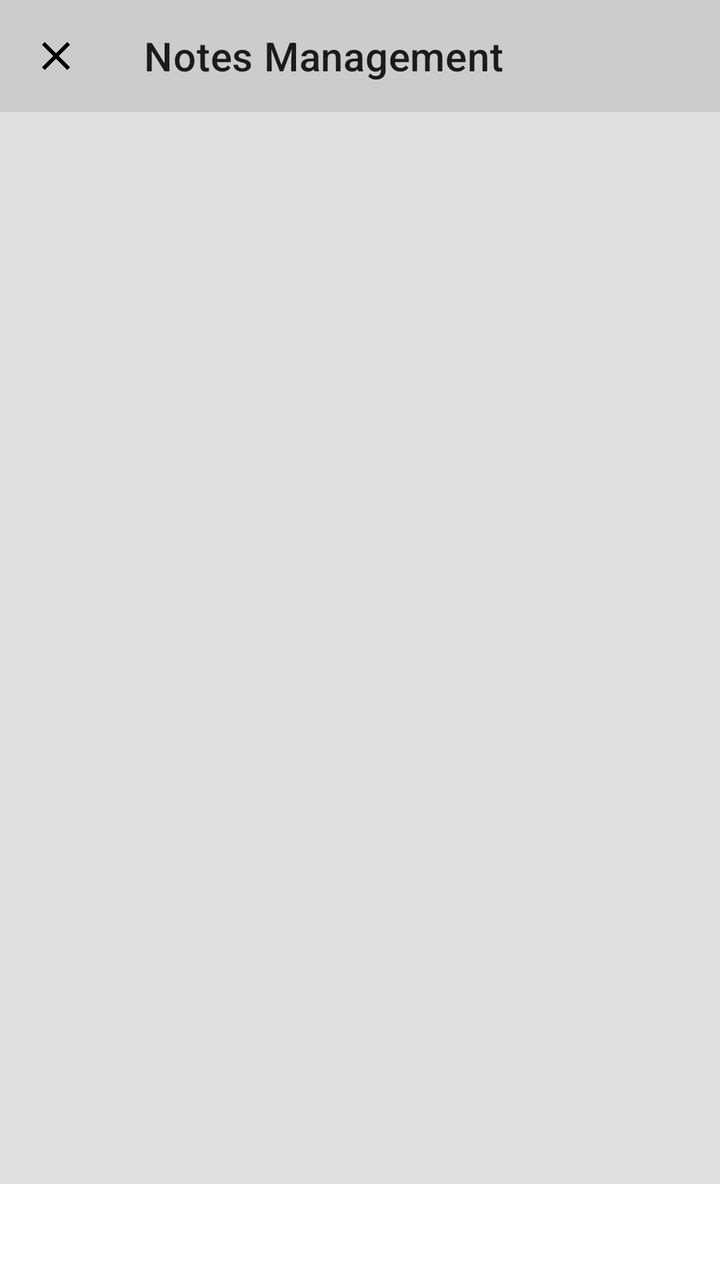
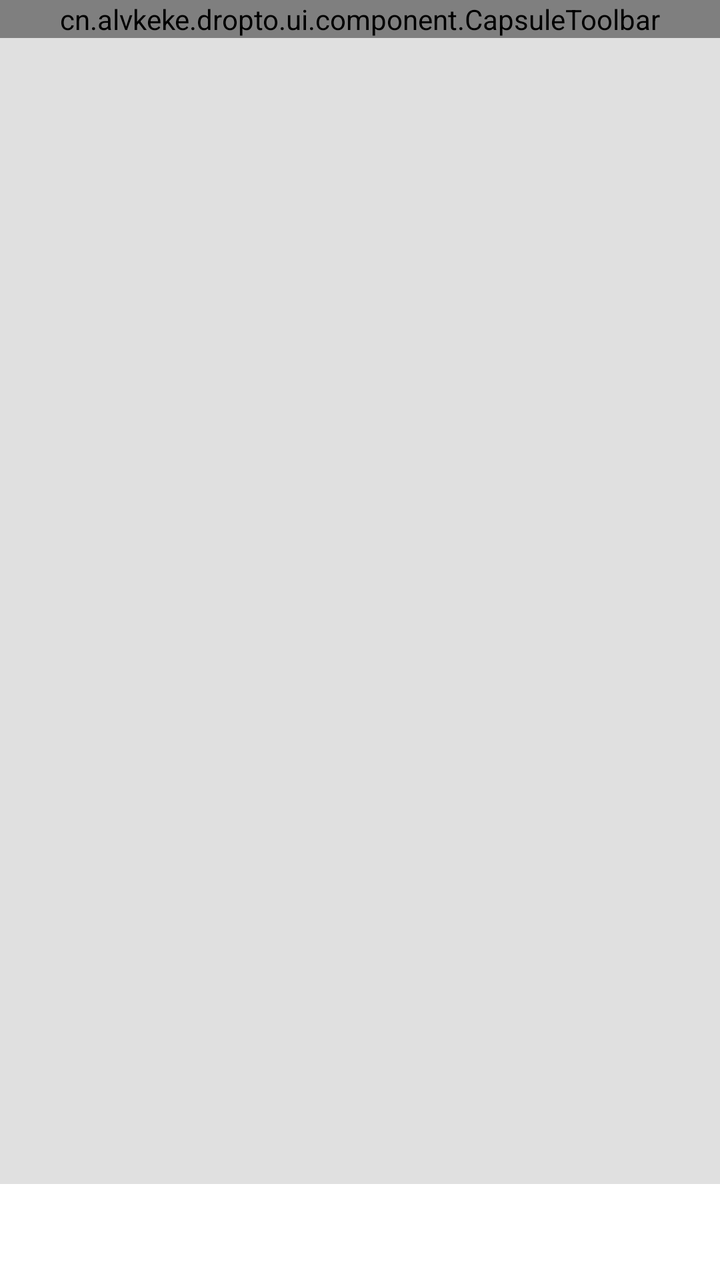

Two renders of the same Android screen: before a commit and after it. Below are the layout's source before the change and the commit's diff.
<!-- AndroidManifest.xml: application theme Theme.DropTo -->
<!-- res/layout/fragment_mgmt_notes.xml -->
<?xml version="1.0" encoding="utf-8"?>
<androidx.constraintlayout.widget.ConstraintLayout xmlns:android="http://schemas.android.com/apk/res/android"
    xmlns:app="http://schemas.android.com/apk/res-auto"
    android:clickable="true"
    android:focusable="true"
    android:layout_width="match_parent"
    android:layout_height="match_parent">

    <com.google.android.material.appbar.MaterialToolbar
        android:id="@+id/mgmt_note_toolbar"
        app:layout_constraintStart_toStartOf="parent"
        app:layout_constraintTop_toTopOf="parent"
        android:background="?android:statusBarColor"
        app:title="Notes Management"
        app:navigationIcon="@drawable/icon_common_cross"
        android:layout_width="match_parent"
        android:layout_height="wrap_content" />

    <androidx.constraintlayout.widget.ConstraintLayout
        app:layout_constraintStart_toStartOf="parent"
        app:layout_constraintTop_toBottomOf="@id/mgmt_note_toolbar"
        app:layout_constraintBottom_toBottomOf="parent"
        android:background="@color/color_background"
        android:layout_width="match_parent"
        android:layout_height="0dp">

        <androidx.viewpager2.widget.ViewPager2
            android:id="@+id/mgmt_note_viewpager"
            android:layout_width="match_parent"
            android:layout_height="0dp"
            app:layout_constraintTop_toTopOf="parent"
            app:layout_constraintBottom_toTopOf="@id/mgmt_note_tab"
            app:layout_constraintStart_toStartOf="parent"
            app:layout_constraintEnd_toEndOf="parent" />

        <com.google.android.material.tabs.TabLayout
            android:id="@+id/mgmt_note_tab"
            android:layout_width="match_parent"
            android:layout_height="wrap_content"
            app:tabMode="scrollable"
            app:layout_constraintStart_toStartOf="parent"
            app:layout_constraintBottom_toBottomOf="parent"
            app:layout_constraintEnd_toEndOf="parent"/>

    </androidx.constraintlayout.widget.ConstraintLayout>

</androidx.constraintlayout.widget.ConstraintLayout>
<!-- resources referenced by this layout -->
<resources>
  <color name="color_background">#E0E0E0</color>
  <!-- drawable icon_common_cross (drawable) -->
  <vector xmlns:android="http://schemas.android.com/apk/res/android" android:height="24dp" android:tint="#000000" android:viewportHeight="24" android:viewportWidth="24" android:width="24dp">
        
      <path android:fillColor="@android:color/white" android:pathData="M19,6.41L17.59,5 12,10.59 6.41,5 5,6.41 10.59,12 5,17.59 6.41,19 12,13.41 17.59,19 19,17.59 13.41,12z"/>
      
  </vector>
  <style name="Theme.DropTo" parent="Theme.MaterialComponents.Light">
          
          <item name="colorPrimary">@color/color_action_bar</item>
          <item name="colorPrimaryVariant">@color/color_navigation_bar</item>
          <item name="colorOnPrimary">@color/colorMainTitle</item>
          
          <item name="colorSecondary">@color/teal_200</item>
          <item name="colorSecondaryVariant">@color/teal_700</item>
          <item name="colorOnSecondary">@color/colorMainTitle</item>
          
          <item name="android:statusBarColor">?attr/colorPrimary</item>
          <item name="android:navigationBarColor">?attr/colorPrimaryVariant</item>
          
          <item name="backgroundColor">@color/color_background</item>
      </style>
  <color name="color_action_bar">#CCCCCC</color>
  <color name="color_navigation_bar">#CCCCCC</color>
  <color name="colorMainTitle">#000000</color>
  <color name="teal_200">#B2DFDB</color>
  <color name="teal_700">#009688</color>
</resources>

<!-- the commit's change to res/layout/fragment_mgmt_notes.xml (unified diff, before → after) -->
@@ -3,14 +3,16 @@
     xmlns:app="http://schemas.android.com/apk/res-auto"
     android:clickable="true"
     android:focusable="true"
+    android:clipToOutline="false"
+    android:clipToPadding="false"
+    android:clipChildren="false"
     android:layout_width="match_parent"
     android:layout_height="match_parent">
 
-    <com.google.android.material.appbar.MaterialToolbar
+    <cn.alvkeke.dropto.ui.component.CapsuleToolbar
         android:id="@+id/mgmt_note_toolbar"
         app:layout_constraintStart_toStartOf="parent"
         app:layout_constraintTop_toTopOf="parent"
-        android:background="?android:statusBarColor"
         app:title="Notes Management"
         app:navigationIcon="@drawable/icon_common_cross"
         android:layout_width="match_parent"
<!-- resource entries referenced after the edit -->
@@ -7,7 +7,7 @@
       <path android:fillColor="@android:color/white" android:pathData="M19,6.41L17.59,5 12,10.59 6.41,5 5,6.41 10.59,12 5,17.59 6.41,19 12,13.41 17.59,19 19,17.59 13.41,12z"/>
       
   </vector>
-  <style name="Theme.DropTo" parent="Theme.MaterialComponents.Light">
+  <style name="Theme.DropTo" parent="Theme.MaterialComponents.DayNight">
           
           <item name="colorPrimary">@color/color_action_bar</item>
           <item name="colorPrimaryVariant">@color/color_navigation_bar</item>
@@ -17,15 +17,46 @@
           <item name="colorSecondaryVariant">@color/teal_700</item>
           <item name="colorOnSecondary">@color/colorMainTitle</item>
           
-          <item name="android:statusBarColor">?attr/colorPrimary</item>
-          <item name="android:navigationBarColor">?attr/colorPrimaryVariant</item>
+          <item name="android:statusBarColor">@android:color/transparent</item>
+          <item name="android:navigationBarColor">@android:color/transparent</item>
           
           <item name="backgroundColor">@color/color_background</item>
+          
+          <item name="toolbarStyle">@style/Widget.DropTo.Toolbar</item>
+          <item name="toolbarNavigationButtonStyle">@style/Widget.DropTo.Toolbar.NavigationButton</item>
       </style>
   <color name="color_action_bar">#CCCCCC</color>
   <color name="color_navigation_bar">#CCCCCC</color>
   <color name="colorMainTitle">#000000</color>
   <color name="teal_200">#B2DFDB</color>
   <color name="teal_700">#009688</color>
+  <style name="Widget.DropTo.Toolbar" parent="Widget.MaterialComponents.Toolbar">
+          <item name="android:background">@android:color/transparent</item>
+          
+          <item name="android:paddingStart">@dimen/capsule_spacing</item>
+          <item name="android:paddingEnd">@dimen/capsule_spacing</item>
+          <item name="maxButtonHeight">@dimen/capsule_size</item>
+          <item name="android:clipToOutline">false</item>
+          <item name="android:clipToPadding">false</item>
+          <item name="android:clipChildren">false</item>
+      </style>
+  <style name="Widget.DropTo.Toolbar.NavigationButton" parent="Widget.AppCompat.Toolbar.Button.Navigation">
+          <item name="android:background">@drawable/bg_solid_control</item>
+          <item name="android:scaleType">center</item>
+          <item name="android:minWidth">@dimen/capsule_size</item>
+          <item name="android:minHeight">@dimen/capsule_size</item>
+          <item name="android:elevation">8dp</item>
+      </style>
+  <dimen name="capsule_spacing">8dp</dimen>
+  <dimen name="capsule_size">48dp</dimen>
+  <!-- drawable bg_solid_control (drawable) -->
+  <?xml version="1.0" encoding="utf-8"?>
+  <shape xmlns:android="http://schemas.android.com/apk/res/android"
+      android:shape="rectangle">
+      <corners android:radius="@dimen/capsule_radius" />
+      <solid android:color="@color/solid_control_background" />
+  </shape>
+  <dimen name="capsule_radius">24dp</dimen>
+  <color name="solid_control_background">#FFFFFF</color>
 </resources>
 
